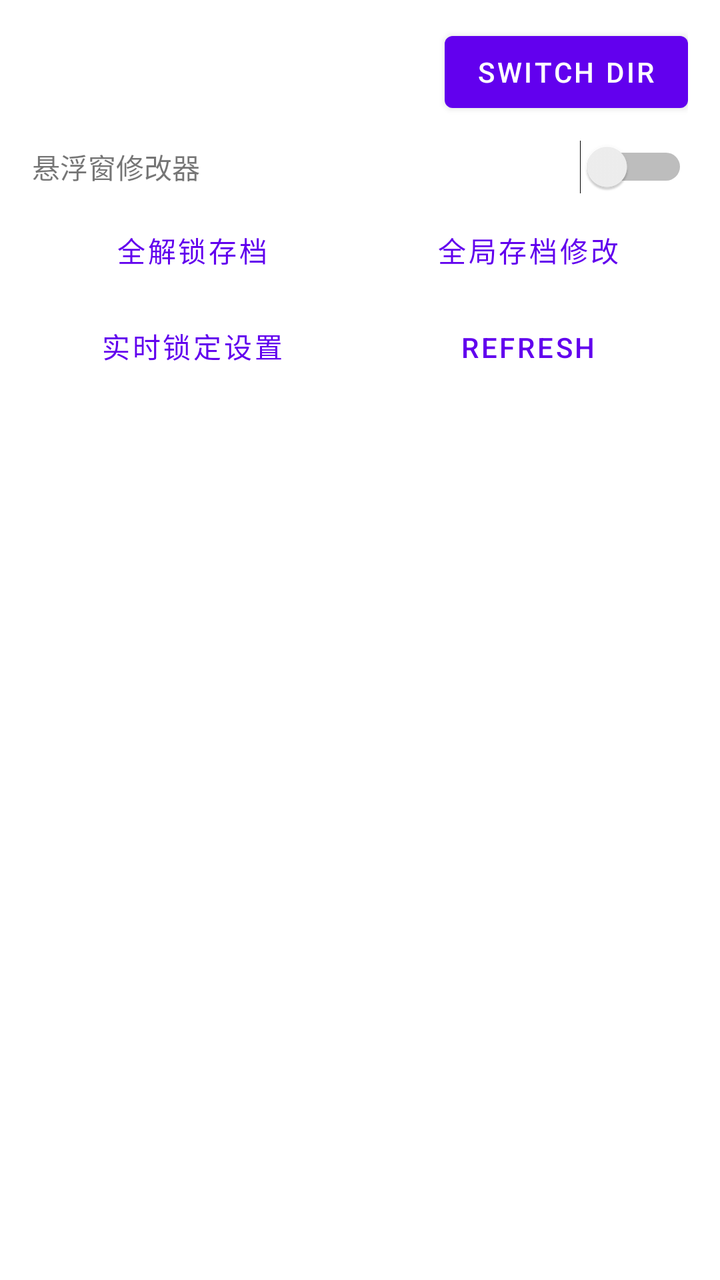
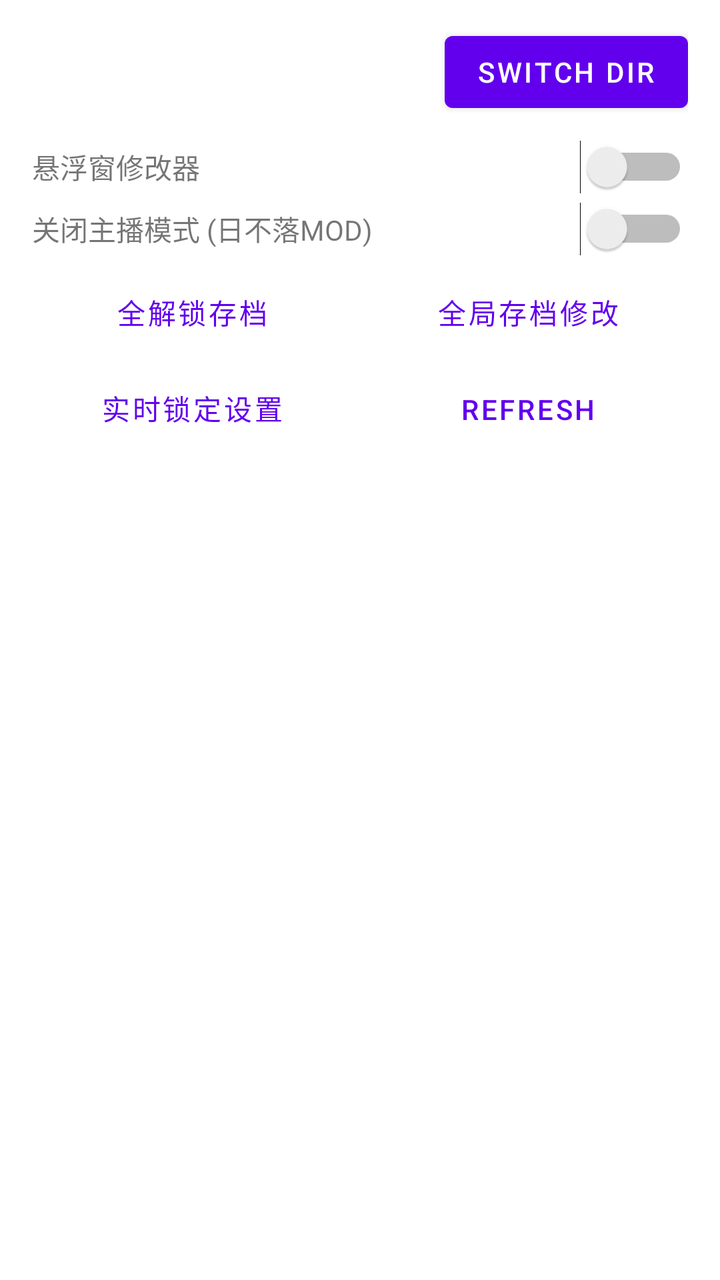

The first picture is an Android layout as it rendered before a commit; the second is the same layout after the commit. The layout source and the unified diff follow.
<!-- AndroidManifest.xml: fallback theme Theme.MaterialComponents.DayNight.NoActionBar -->
<!-- res/layout/activity_game_modifier.xml -->
<?xml version="1.0" encoding="utf-8"?>
<LinearLayout xmlns:android="http://schemas.android.com/apk/res/android"
    android:orientation="vertical"
    android:layout_width="match_parent"
    android:layout_height="match_parent">

    <LinearLayout
        android:orientation="horizontal"
        android:layout_width="match_parent"
        android:layout_height="wrap_content"
        android:gravity="center_vertical"
        android:paddingLeft="16dp"
        android:paddingRight="16dp"
        android:paddingTop="12dp"
        android:paddingBottom="6dp">

        <LinearLayout
            android:orientation="vertical"
            android:layout_width="0dp"
            android:layout_height="wrap_content"
            android:layout_weight="1">

            <TextView
                android:id="@+id/mod_target_title"
                android:layout_width="match_parent"
                android:layout_height="wrap_content"
                android:textStyle="bold"
                android:textAppearance="?android:attr/textAppearanceMedium" />

            <TextView
                android:id="@+id/mod_target_summary"
                android:layout_width="match_parent"
                android:layout_height="wrap_content"
                android:layout_marginTop="2dp"
                android:textAppearance="?android:attr/textAppearanceSmall" />
        </LinearLayout>

        <Button
            android:id="@+id/btn_mod_switch_dir"
            android:layout_width="wrap_content"
            android:layout_height="wrap_content"
            android:layout_marginStart="8dp"
            android:text="@string/save_manager_switch_dir" />
    </LinearLayout>

    <LinearLayout
        android:orientation="horizontal"
        android:layout_width="match_parent"
        android:layout_height="wrap_content"
        android:gravity="center_vertical"
        android:paddingLeft="16dp"
        android:paddingRight="16dp"
        android:paddingTop="4dp"
        android:paddingBottom="4dp">

        <TextView
            android:id="@+id/label_floating_modifier"
            android:layout_width="0dp"
            android:layout_height="wrap_content"
            android:layout_weight="1"
            android:text="悬浮窗修改器"
            android:textAppearance="?android:attr/textAppearanceSmall" />

        <Switch
            android:id="@+id/switch_floating_modifier"
            android:layout_width="wrap_content"
            android:layout_height="wrap_content" />
    </LinearLayout>

    <LinearLayout
        android:orientation="horizontal"
        android:layout_width="match_parent"
        android:layout_height="wrap_content"
        android:paddingLeft="12dp"
        android:paddingRight="12dp">

        <Button
            android:id="@+id/btn_mod_full_unlock"
            style="?android:attr/buttonBarButtonStyle"
            android:layout_width="0dp"
            android:layout_height="wrap_content"
            android:layout_weight="1"
            android:text="全解锁存档" />

        <Button
            android:id="@+id/btn_mod_global_save"
            style="?android:attr/buttonBarButtonStyle"
            android:layout_width="0dp"
            android:layout_height="wrap_content"
            android:layout_weight="1"
            android:text="全局存档修改" />
    </LinearLayout>

    <LinearLayout
        android:orientation="horizontal"
        android:layout_width="match_parent"
        android:layout_height="wrap_content"
        android:paddingLeft="12dp"
        android:paddingRight="12dp"
        android:paddingBottom="4dp">

        <Button
            android:id="@+id/btn_mod_floating_cfg"
            style="?android:attr/buttonBarButtonStyle"
            android:layout_width="0dp"
            android:layout_height="wrap_content"
            android:layout_weight="1"
            android:text="实时锁定设置" />

        <Button
            android:id="@+id/btn_mod_refresh"
            style="?android:attr/buttonBarButtonStyle"
            android:layout_width="0dp"
            android:layout_height="wrap_content"
            android:layout_weight="1"
            android:text="@string/save_manager_refresh" />
    </LinearLayout>

    <TextView
        android:id="@+id/mod_empty_view"
        android:layout_width="match_parent"
        android:layout_height="0dp"
        android:layout_weight="1"
        android:gravity="center"
        android:padding="24dp"
        android:visibility="gone"
        android:textAppearance="?android:attr/textAppearanceSmall" />

    <ListView
        android:id="@+id/mod_save_list"
        android:layout_width="match_parent"
        android:layout_height="0dp"
        android:layout_weight="1" />
</LinearLayout>
<!-- resources referenced by this layout -->
<resources>
  <string name="save_manager_refresh">Refresh</string>
  <string name="save_manager_switch_dir">Switch Dir</string>
</resources>

<!-- the commit's change to res/layout/activity_game_modifier.xml (unified diff, before → after) -->
@@ -51,7 +51,7 @@
         android:paddingLeft="16dp"
         android:paddingRight="16dp"
         android:paddingTop="4dp"
-        android:paddingBottom="4dp">
+        android:paddingBottom="2dp">
 
         <TextView
             android:id="@+id/label_floating_modifier"
@@ -63,6 +63,30 @@
 
         <Switch
             android:id="@+id/switch_floating_modifier"
+            android:layout_width="wrap_content"
+            android:layout_height="wrap_content" />
+    </LinearLayout>
+
+    <LinearLayout
+        android:orientation="horizontal"
+        android:layout_width="match_parent"
+        android:layout_height="wrap_content"
+        android:gravity="center_vertical"
+        android:paddingLeft="16dp"
+        android:paddingRight="16dp"
+        android:paddingTop="2dp"
+        android:paddingBottom="4dp">
+
+        <TextView
+            android:id="@+id/label_disable_streamer_mode"
+            android:layout_width="0dp"
+            android:layout_height="wrap_content"
+            android:layout_weight="1"
+            android:text="关闭主播模式 (日不落MOD)"
+            android:textAppearance="?android:attr/textAppearanceSmall" />
+
+        <Switch
+            android:id="@+id/switch_disable_streamer_mode"
             android:layout_width="wrap_content"
             android:layout_height="wrap_content" />
     </LinearLayout>
